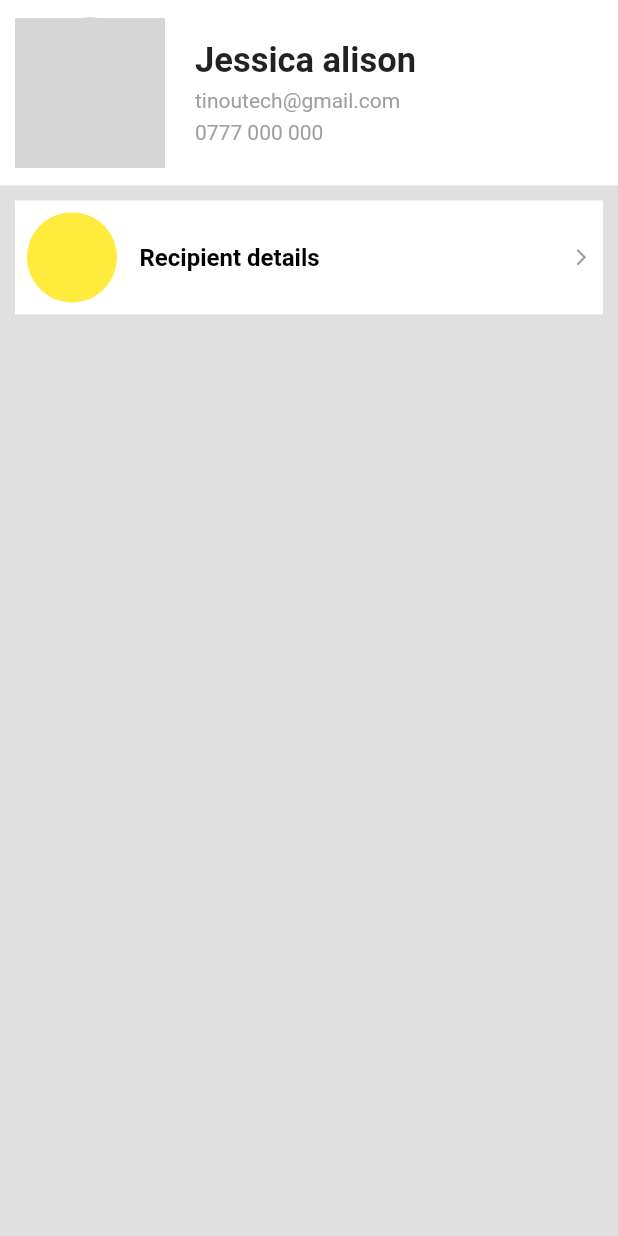
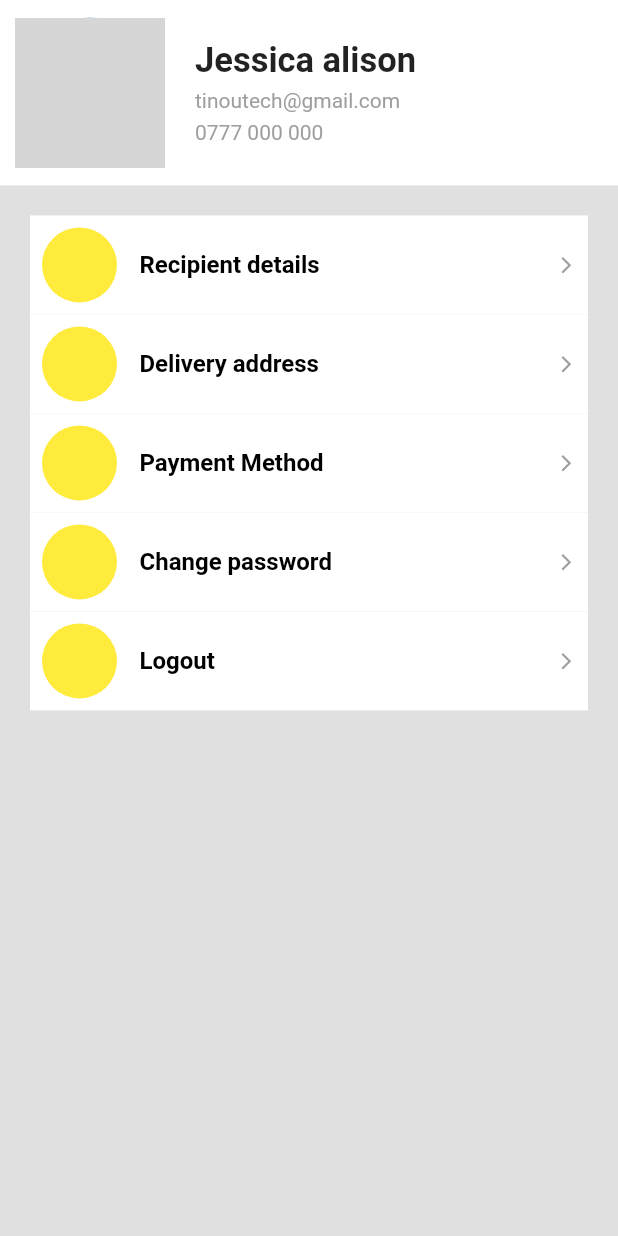
Before and after one commit to dombroks/Grocery_App, a Flutter app: the Profile widget shown alone on an empty page, opened directly, on a phone screen of 412 x 824 dp. Run offline on Flutter 3.47's test engine with Material 2 defaults, Android fonts, the phone set to English and light mode, and no system bars; our stand-ins replace cloud_firestore, firebase_auth; accounts and stored records are empty; network calls fail; grey boxes are pictures that could not be loaded.

Commit message:
Profile screen

```diff
--- a/lib/Screens/Profile.dart
+++ b/lib/Screens/Profile.dart
@@ -1,4 +1,5 @@
 import 'package:flutter/material.dart';
+import 'package:grocery_app/components/ProfileCardItem.dart';
 
 class Profile extends StatefulWidget {
   @override
@@ -70,43 +71,28 @@ class _ProfileState extends State<Profile> {
             ),
           ),
           Padding(
-            padding: const EdgeInsets.all(10.0),
-            child: Container(
-                padding: EdgeInsets.all(8),
-                color: Colors.white,
-                child: Row(
-                  mainAxisAlignment: MainAxisAlignment.spaceBetween,
+              padding: const EdgeInsets.all(20.0),
+              child: Container(
+                child: Column(
                   children: [
-                    Row(
-                      children: [
-                        Container(
-                          height: 60,
-                          width: 60,
-                          decoration: BoxDecoration(
-                            shape: BoxShape.circle,
-                            color: Colors.yellow,
-                          ),
-                        ),
-                        SizedBox(
-                          width: 15,
-                        ),
-                        Text(
-                          "Recipient details",
-                          style: TextStyle(
-                              color: Colors.black,
-                              fontWeight: FontWeight.bold,
-                              fontSize: 16),
-                        ),
-                      ],
+                    ProfileCardItem(
+                      itemName: "Recipient details",
                     ),
-                    Icon(
-                      Icons.arrow_forward_ios,
-                      size: 13,
-                      color: Colors.grey,
+                    ProfileCardItem(
+                      itemName: "Delivery address",
+                    ),
+                    ProfileCardItem(
+                      itemName: "Payment Method",
+                    ),
+                    ProfileCardItem(
+                      itemName: "Change password",
+                    ),
+                    ProfileCardItem(
+                      itemName: "Logout",
                     ),
                   ],
-                )),
-          )
+                ),
+              ))
         ],
       ),
     );
--- /dev/null
+++ b/lib/components/ProfileCardItem.dart
@@ -0,0 +1,52 @@
+import 'package:flutter/material.dart';
+
+class ProfileCardItem extends StatelessWidget {
+  final String itemName;
+  final Function toAnotherScreen;
+
+  const ProfileCardItem({
+    Key key,
+    this.itemName,
+    this.toAnotherScreen,
+  }) : super(key: key);
+
+  @override
+  Widget build(BuildContext context) {
+    return Container(
+      padding: EdgeInsets.all(8),
+      color: Colors.white,
+      child: Row(
+        mainAxisAlignment: MainAxisAlignment.spaceBetween,
+        children: [
+          Row(
+            children: [
+              Container(
+                height: 50,
+                width: 50,
+                decoration: BoxDecoration(
+                  shape: BoxShape.circle,
+                  color: Colors.yellow,
+                ),
+              ),
+              SizedBox(
+                width: 15,
+              ),
+              Text(
+                itemName,
+                style: TextStyle(
+                    color: Colors.black,
+                    fontWeight: FontWeight.bold,
+                    fontSize: 16),
+              ),
+            ],
+          ),
+          Icon(
+            Icons.arrow_forward_ios,
+            size: 13,
+            color: Colors.grey,
+          ),
+        ],
+      ),
+    );
+  }
+}
```
